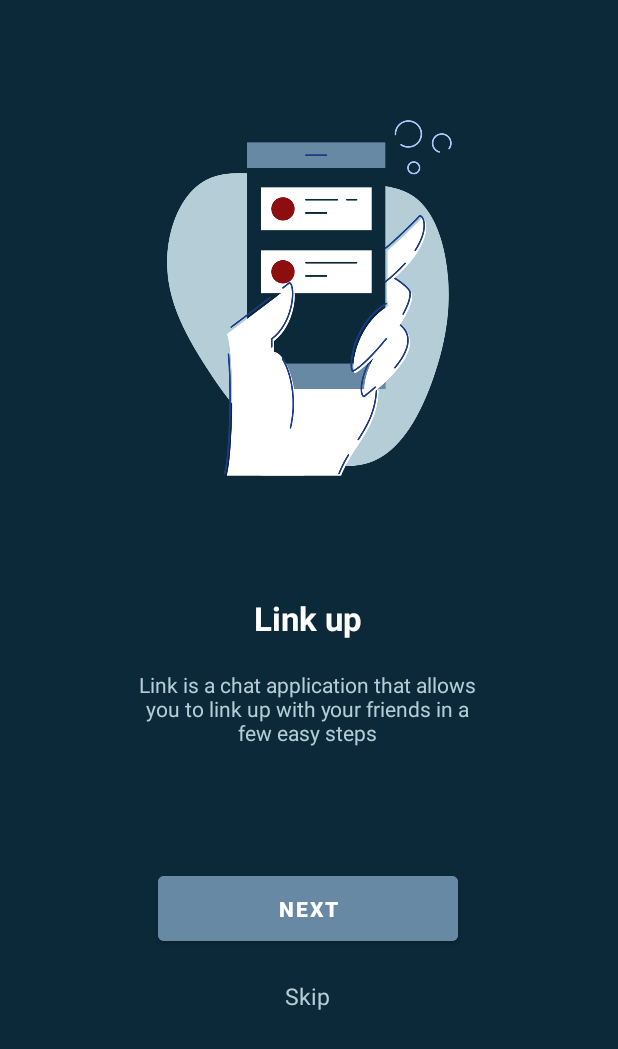
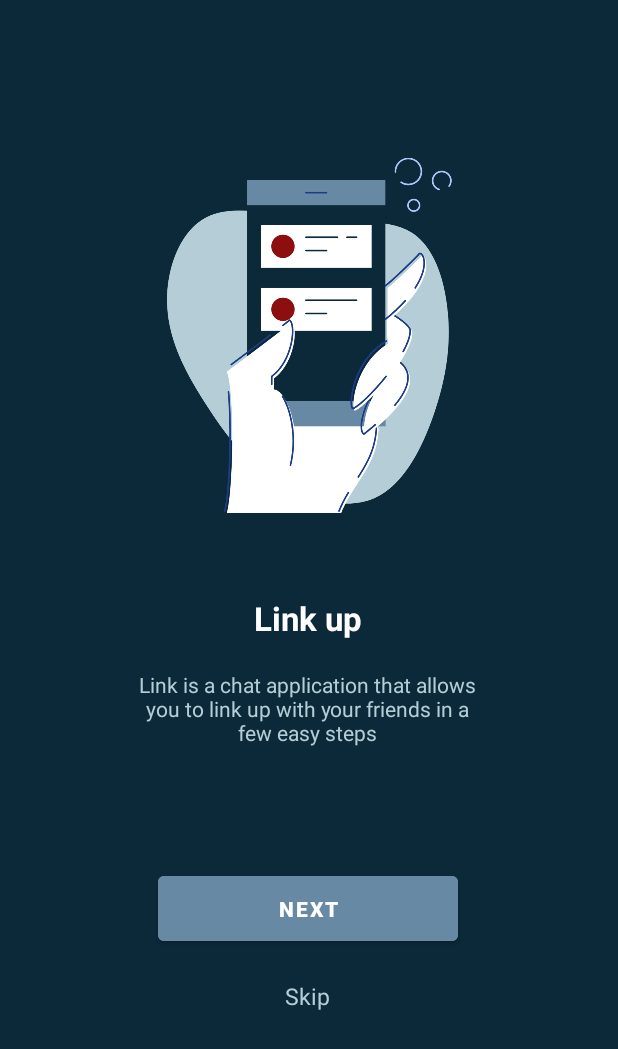
Before and after one commit to LaraCassandra/Link, an Android app: the fragment OnboardingTwoFragment placed in its activity, on a phone screen of 412 x 824 dp. Shown: the top 1049 px of the screen. Run offline under Robolectric (Android 15) with nearby library versions, the light colour scheme and no system bars.

Commit message:
Functionality for onboarding

```diff
--- a/LinkApp/app/src/main/AndroidManifest.xml
+++ b/LinkApp/app/src/main/AndroidManifest.xml
@@ -13,7 +13,7 @@
         <activity
             android:name=".OnboardingActivity"
             android:screenOrientation="portrait"
-            android:theme="@style/NoActionBarTheme" />
+            android:theme="@style/OnboardingTheme" />
         <activity
             android:name=".ChatsActivity"
             android:screenOrientation="portrait"
--- a/LinkApp/app/src/main/java/com/example/linkapp/ChatsActivity.kt
+++ b/LinkApp/app/src/main/java/com/example/linkapp/ChatsActivity.kt
@@ -20,7 +20,7 @@ class ChatsActivity : AppCompatActivity() {
         val contactsFragment = ContactsFragment()
         val profileFragment = ProfileFragment()
 
-        //SET THE DEFAULT FRAGMENT
+        //SET DEFAULT FRAGMENT
         //APPLY FRAGMENT TO FRAME
         supportFragmentManager.beginTransaction().apply {
             replace(R.id.fl_fragment, chatsFragment)
--- a/LinkApp/app/src/main/java/com/example/linkapp/MainActivity.kt
+++ b/LinkApp/app/src/main/java/com/example/linkapp/MainActivity.kt
@@ -16,6 +16,7 @@ class MainActivity : AppCompatActivity() {
             // DIRECT TO LOGIN PAGE
             val intent = Intent(this, LoginActivity::class.java)
             startActivity(intent)
+            finish()
         }
 
         // SIGN UP BUTTON CLICK
@@ -24,6 +25,7 @@ class MainActivity : AppCompatActivity() {
             // DIRECT TO REGISTER PAGE
             val intent = Intent(this, RegisterActivity::class.java)
             startActivity(intent)
+            finish()
         }
     }
 }
--- a/LinkApp/app/src/main/java/com/example/linkapp/onboarding/OnboardingOneFragment.kt
+++ b/LinkApp/app/src/main/java/com/example/linkapp/onboarding/OnboardingOneFragment.kt
@@ -1,8 +1,33 @@
 package com.example.linkapp.onboarding
 
+import android.os.Bundle
+import android.view.LayoutInflater
+import android.view.View
+import android.view.ViewGroup
+import android.widget.Button
+import android.widget.TextView
 import androidx.fragment.app.Fragment
+import com.example.linkapp.OnboardingActivity
 import com.example.linkapp.R
 
-class OnboardingOneFragment : Fragment(R.layout.fragment_onboarding_one){
+class OnboardingOneFragment : Fragment(){
+    override  fun onCreateView(
+        inflater: LayoutInflater,
+        container: ViewGroup?,
+        savedInstanceState: Bundle?):
+            View? {
+        val view: View = inflater.inflate(R.layout.fragment_onboarding_one, container, false)
 
+        val next_one = view.findViewById<Button>(R.id.btn_first_next)
+        next_one.setOnClickListener {
+            (activity as OnboardingActivity?)!!.nextOne()
+        }
+
+        val skip = view.findViewById<TextView>(R.id.tv_skip)
+        skip.setOnClickListener {
+            (activity as OnboardingActivity?)!!.skip()
+        }
+
+        return view
+    }
 }
--- a/LinkApp/app/src/main/java/com/example/linkapp/onboarding/OnboardingThreeFragment.kt
+++ b/LinkApp/app/src/main/java/com/example/linkapp/onboarding/OnboardingThreeFragment.kt
@@ -1,8 +1,27 @@
 package com.example.linkapp.onboarding
 
+import android.os.Bundle
+import android.view.LayoutInflater
+import android.view.View
+import android.view.ViewGroup
+import android.widget.Button
 import androidx.fragment.app.Fragment
+import com.example.linkapp.OnboardingActivity
 import com.example.linkapp.R
 
-class OnboardingThreeFragment : Fragment(R.layout.fragment_onboarding_three){
+class OnboardingThreeFragment : Fragment(){
+    override  fun onCreateView(
+        inflater: LayoutInflater,
+        container: ViewGroup?,
+        savedInstanceState: Bundle?):
+            View? {
+        val view: View = inflater.inflate(R.layout.fragment_onboarding_three, container, false)
 
+        val next_three = view.findViewById<Button>(R.id.btn_get_started)
+        next_three.setOnClickListener {
+            (activity as OnboardingActivity?)!!.nextThree()
+        }
+
+        return view
+    }
 }
--- a/LinkApp/app/src/main/java/com/example/linkapp/onboarding/OnboardingTwoFragment.kt
+++ b/LinkApp/app/src/main/java/com/example/linkapp/onboarding/OnboardingTwoFragment.kt
@@ -1,8 +1,34 @@
 package com.example.linkapp.onboarding
 
+import android.os.Bundle
+import android.view.LayoutInflater
+import android.view.View
+import android.view.ViewGroup
+import android.widget.Button
+import android.widget.TextView
 import androidx.fragment.app.Fragment
+import com.example.linkapp.OnboardingActivity
 import com.example.linkapp.R
 
-class OnboardingTwoFragment : Fragment(R.layout.fragment_onboarding_two){
+class OnboardingTwoFragment : Fragment(){
+    override  fun onCreateView(
+        inflater: LayoutInflater,
+        container: ViewGroup?,
+        savedInstanceState: Bundle?):
+            View? {
+        val view: View = inflater.inflate(R.layout.fragment_onboarding_two, container, false)
+
+        val next_two = view.findViewById<Button>(R.id.btn_second_next)
+        next_two.setOnClickListener {
+            (activity as OnboardingActivity?)!!.nextTwo()
+        }
+
+        val skip = view.findViewById<TextView>(R.id.tv_skip)
+        skip.setOnClickListener {
+            (activity as OnboardingActivity?)!!.skip()
+        }
+
+        return view
+    }
 
 }
--- a/LinkApp/app/src/main/res/layout/activity_onboarding.xml
+++ b/LinkApp/app/src/main/res/layout/activity_onboarding.xml
@@ -7,7 +7,7 @@
     tools:context=".OnboardingActivity">
 
     <FrameLayout
-        android:id="@+id/fl_fragment"
+        android:id="@+id/fl_onboarding_fragment"
         android:layout_width="match_parent"
         android:layout_height="0dp"
         app:layout_constraintBottom_toBottomOf="parent"
--- a/LinkApp/app/src/main/res/layout/fragment_onboarding_one.xml
+++ b/LinkApp/app/src/main/res/layout/fragment_onboarding_one.xml
@@ -12,6 +12,7 @@
     <ImageView
         android:layout_width="200dp"
         android:layout_height="0dp"
+        android:layout_marginTop="50dp"
         android:src="@drawable/onboarding1"
         app:layout_constraintBottom_toTopOf="@+id/tv_link"
         app:layout_constraintEnd_toEndOf="parent"
--- a/LinkApp/app/src/main/res/layout/fragment_onboarding_three.xml
+++ b/LinkApp/app/src/main/res/layout/fragment_onboarding_three.xml
@@ -12,6 +12,7 @@
     <ImageView
         android:layout_width="210dp"
         android:layout_height="0dp"
+        android:layout_marginTop="50dp"
         android:src="@drawable/onboarding3"
         app:layout_constraintBottom_toTopOf="@+id/tv_chat"
         app:layout_constraintEnd_toEndOf="parent"
--- a/LinkApp/app/src/main/res/layout/fragment_onboarding_two.xml
+++ b/LinkApp/app/src/main/res/layout/fragment_onboarding_two.xml
@@ -12,6 +12,7 @@
     <ImageView
         android:layout_width="190dp"
         android:layout_height="0dp"
+        android:layout_marginTop="50dp"
         android:src="@drawable/onboarding2"
         app:layout_constraintBottom_toTopOf="@+id/tv_chat"
         app:layout_constraintEnd_toEndOf="parent"
--- a/LinkApp/app/src/main/res/values/themes.xml
+++ b/LinkApp/app/src/main/res/values/themes.xml
@@ -27,4 +27,19 @@
         <!-- Status bar color. -->
         <item name="android:statusBarColor" tools:targetApi="l">?attr/colorPrimary</item>
     </style>
+
+    <!-- NO ACTION BAR -->
+    <style name="OnboardingTheme" parent="Theme.MaterialComponents.DayNight.NoActionBar">
+        <!-- Primary brand color. -->
+        <item name="colorPrimary">@color/Navy</item>
+        <item name="colorPrimaryVariant">@color/Blue</item>
+        <item name="colorOnPrimary">@color/white</item>
+        <item name="colorAccent">@color/Red</item>
+        <!-- Secondary brand color. -->
+        <item name="colorSecondary">@color/Light_blue</item>
+        <item name="colorSecondaryVariant">@color/white</item>
+        <item name="colorOnSecondary">@color/Blue</item>
+        <!-- Status bar color. -->
+        <item name="android:statusBarColor" tools:targetApi="l">?attr/colorPrimaryVariant</item>
+    </style>
 </resources>
```
Also changed, not shown: LinkApp/app/src/main/java/com/example/linkapp/OnboardingActivity.kt (+34 -23 lines).
